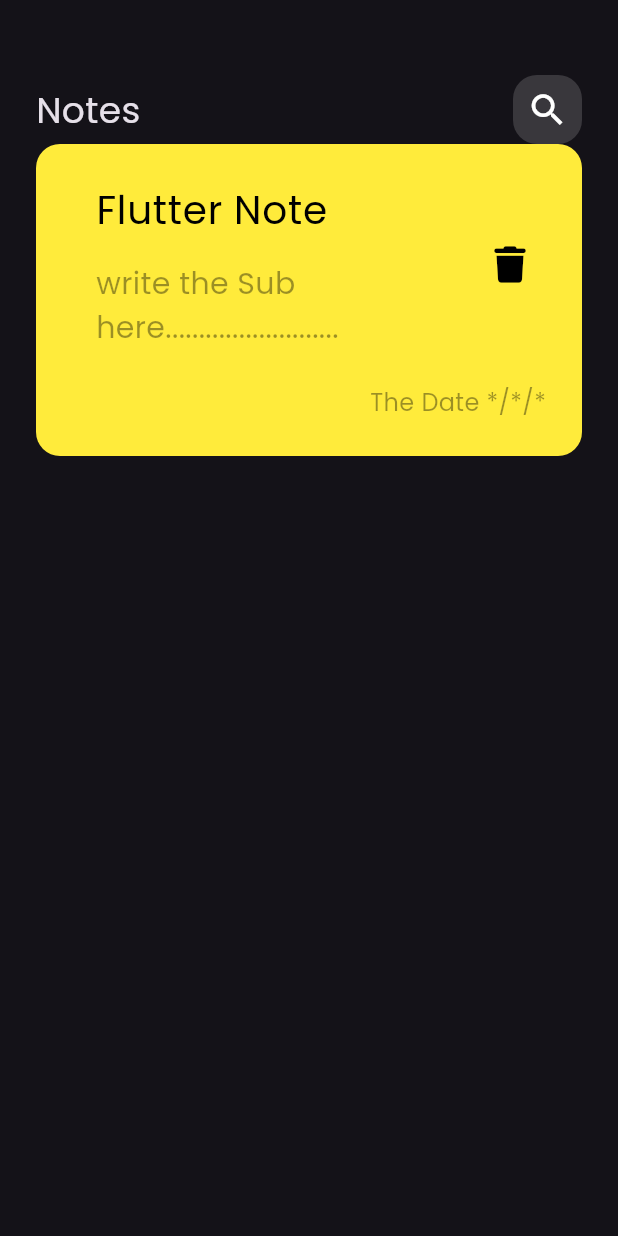
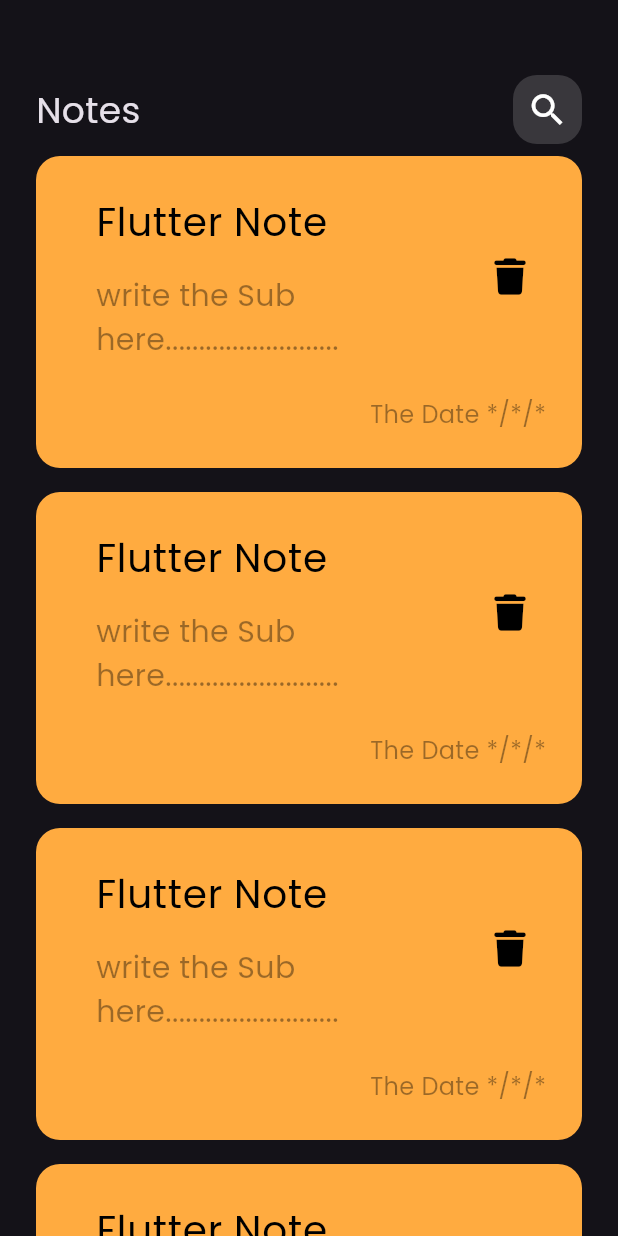
Before and after one commit to ahmedFarouk-code/notes_app, a Flutter app: the screen it shows after launch, on a phone screen of 412 x 824 dp. Run offline on Flutter 3.47's test engine with Material 3 defaults, Android fonts, the phone set to English and light mode, and no system bars; our stand-ins replace font_awesome_flutter.

Commit message:
create Notes List View

```diff
--- a/lib/widgets/custom_note_item.dart
+++ b/lib/widgets/custom_note_item.dart
@@ -9,7 +9,7 @@ class NoteIcon extends StatelessWidget {
     return Container(
       padding: EdgeInsets.only(top: 16, left: 24, bottom: 24),
       decoration: BoxDecoration(
-        color: Colors.yellow,
+        color: Colors.orangeAccent,
         borderRadius: BorderRadius.circular(16),
       ),
       child: Column(
--- /dev/null
+++ b/lib/widgets/notes_list_view.dart
@@ -0,0 +1,18 @@
+import 'package:flutter/material.dart';
+import 'package:notes_app/widgets/custom_note_item.dart';
+
+class NotesListView extends StatelessWidget {
+  const NotesListView({super.key});
+
+  @override
+  Widget build(BuildContext context) {
+    return ListView.builder(
+      itemBuilder: (context, index) {
+        return const Padding(
+          padding: EdgeInsets.symmetric(vertical: 8),
+          child: NoteIcon(),
+        );
+      },
+    );
+  }
+}
--- a/lib/widgets/notes_view_body.dart
+++ b/lib/widgets/notes_view_body.dart
@@ -1,6 +1,7 @@
 import 'package:flutter/material.dart';
 import 'package:notes_app/widgets/custom_app_bar.dart';
-import 'package:notes_app/widgets/custom_note_item.dart';
+
+import 'package:notes_app/widgets/notes_list_view.dart';
 
 class NotesViewBody extends StatelessWidget {
   const NotesViewBody({super.key});
@@ -10,7 +11,11 @@ class NotesViewBody extends StatelessWidget {
     return Padding(
       padding: const EdgeInsets.symmetric(horizontal: 24),
       child: const Column(
-        children: [SizedBox(height: 50), CustomAppBar(), NoteIcon()],
+        children: [
+          SizedBox(height: 50),
+          CustomAppBar(),
+          Expanded(child: NotesListView()),
+        ],
       ),
     );
   }
```
